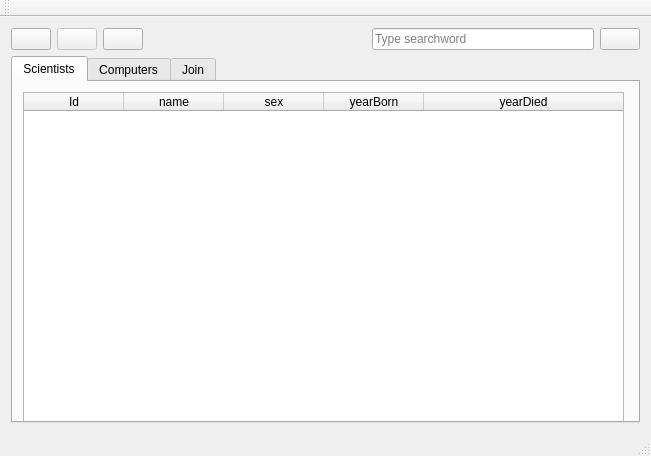
tinnathuridur/vika3, file widgetVerkefniVika3/mainwindow.ui: the form before one commit.
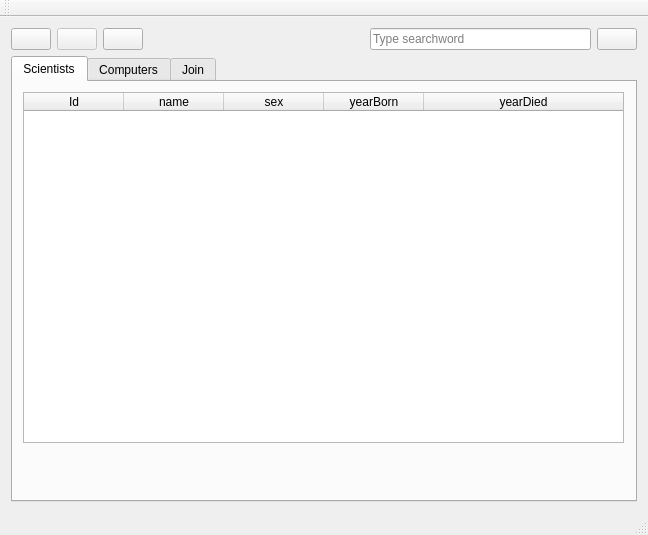
The form after the commit. Icons and pictures are not drawn.

Commit message: Lagaði stærðina á mainWindow

```diff
--- a/widgetVerkefniVika3/mainwindow.ui
+++ b/widgetVerkefniVika3/mainwindow.ui
@@ -6,8 +6,8 @@
    <rect>
     <x>0</x>
     <y>0</y>
-    <width>651</width>
-    <height>456</height>
+    <width>648</width>
+    <height>535</height>
    </rect>
   </property>
   <property name="windowTitle">
```
Left out of the diff: 4 changed lines with no effect on the pictures.
